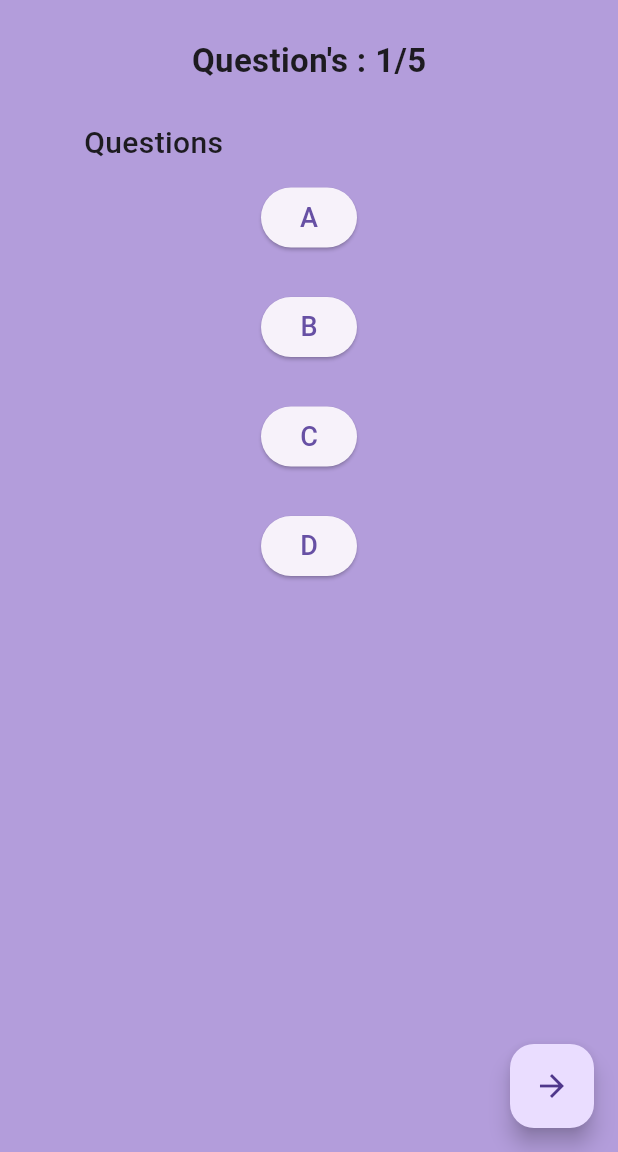
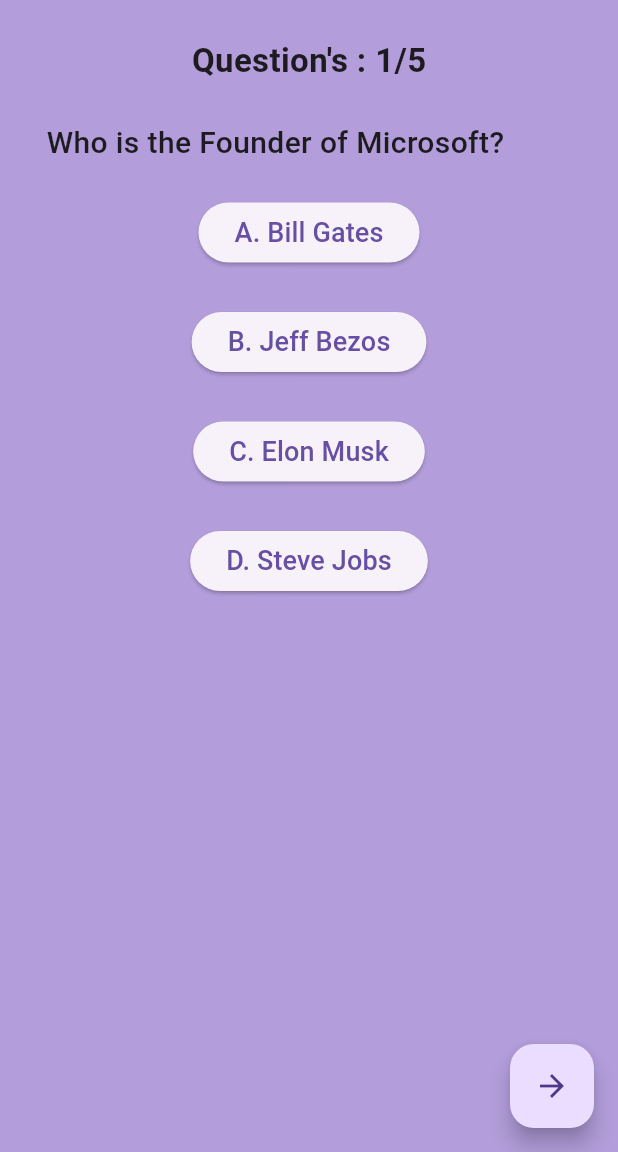
Before and after one commit to adityaashinde/Quiz-App, a Flutter app: the screen it shows after launch, on a phone screen of 412 x 824 dp, the part 84-1236 px from its top. Run offline on Flutter 3.47's test engine with Material 3 defaults, Android fonts, the phone set to English and light mode, and no system bars.

Commit message:
Update main.dart

```diff
--- a/lib/main.dart
+++ b/lib/main.dart
@@ -22,8 +22,38 @@ class QuizApp extends StatefulWidget {
 }
 
 class _QuizAppState extends State<QuizApp> {
-  @override
-  Widget build(BuildContext context) {
+  bool questionScreen = true;
+  int questionIndex = 0;
+  List<Map> allQuestions = [
+    {
+      "question": "Who is the Founder of Microsoft?",
+      "options": ["Bill Gates", "Jeff Bezos", "Elon Musk", "Steve Jobs"],
+      "answerIndex": 0,
+    },
+    {
+      "question": "Founder of Amazon?",
+      "options": ["Bill Gates", "Jeff Bezos", "Elon Musk", "Steve Jobs"],
+      "answerIndex": 1,
+    },
+    {
+      "question": "Founder of SpaceX?",
+      "options": ["Bill Gates", "Jeff Bezos", "Elon Musk", "Steve Jobs"],
+      "answerIndex": 2,
+    },
+    {
+      "question": "Founder of Tesla?",
+      "options": ["Bill Gates", "Jeff Bezos", "Elon Musk", "Steve Jobs"],
+      "answerIndex": 2,
+    },
+    {
+      "question": "Founder of Apple?",
+      "options": ["Bill Gates", "Jeff Bezos", "Elon Musk", "Steve Jobs"],
+      "answerIndex": 3,
+    },
+  ];
+
+  Scaffold isQuestionScreen() {
+    if (questionScreen == true) {
       return Scaffold(
         appBar: AppBar(
           title: const Text(
@@ -42,10 +72,10 @@ class _QuizAppState extends State<QuizApp> {
             const SizedBox(
               height: 25,
             ),
-          const Row(
+            Row(
               mainAxisAlignment: MainAxisAlignment.center,
               children: [
-              Text(
+                const Text(
                   "Question's : ",
                   style: TextStyle(
                     fontSize: 22,
@@ -53,8 +83,8 @@ class _QuizAppState extends State<QuizApp> {
                   ),
                 ),
                 Text(
-                "1/5",
-                style: TextStyle(
+                  "${questionIndex + 1}/${allQuestions.length}",
+                  style: const TextStyle(
                     fontSize: 22,
                     fontWeight: FontWeight.w600,
                   ),
@@ -64,15 +94,15 @@ class _QuizAppState extends State<QuizApp> {
             const SizedBox(
               height: 25,
             ),
-          const Column(
+            Row(
               mainAxisAlignment: MainAxisAlignment.center,
               children: [
                 SizedBox(
-                width: 300,
-                height: 40,
+                  width: 350,
+                  height: 50,
                   child: Text(
-                  "Questions",
-                  style: TextStyle(
+                    (allQuestions[questionIndex]["question"]),
+                    style: const TextStyle(
                       fontSize: 20,
                       fontWeight: FontWeight.w500,
                     ),
@@ -84,9 +114,9 @@ class _QuizAppState extends State<QuizApp> {
             // A
             ElevatedButton(
               onPressed: () {},
-            child: const Text(
-              "A",
-              style: TextStyle(
+              child: Text(
+                "A. ${allQuestions[questionIndex]["options"][0]}",
+                style: const TextStyle(
                   fontSize: 18,
                   fontWeight: FontWeight.w500,
                 ),
@@ -98,9 +128,9 @@ class _QuizAppState extends State<QuizApp> {
             // B
             ElevatedButton(
               onPressed: () {},
-            child: const Text(
-              "B",
-              style: TextStyle(
+              child: Text(
+                "B. ${allQuestions[questionIndex]["options"][1]}",
+                style: const TextStyle(
                   fontSize: 18,
                   fontWeight: FontWeight.w500,
                 ),
@@ -112,9 +142,9 @@ class _QuizAppState extends State<QuizApp> {
             // C
             ElevatedButton(
               onPressed: () {},
-            child: const Text(
-              "C",
-              style: TextStyle(
+              child: Text(
+                "C. ${allQuestions[questionIndex]["options"][2]}",
+                style: const TextStyle(
                   fontSize: 18,
                   fontWeight: FontWeight.w500,
                 ),
@@ -126,9 +156,9 @@ class _QuizAppState extends State<QuizApp> {
             // D
             ElevatedButton(
               onPressed: () {},
-            child: const Text(
-              "D",
-              style: TextStyle(
+              child: Text(
+                "D. ${allQuestions[questionIndex]["options"][3]}",
+                style: const TextStyle(
                   fontSize: 18,
                   fontWeight: FontWeight.w500,
                 ),
@@ -139,8 +169,17 @@ class _QuizAppState extends State<QuizApp> {
         // Next
         floatingActionButton: FloatingActionButton(
           onPressed: () {},
+          hoverColor: Colors.deepPurple,
           child: const Icon(Icons.arrow_forward),
         ),
       );
+    } else {
+      return const Scaffold();
     }
   }
+
+  @override
+  Widget build(BuildContext context) {
+    return isQuestionScreen();
+  }
+}
```
Lines whose indentation alone changed are shown as unchanged.
